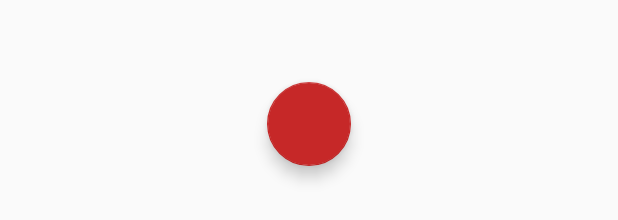
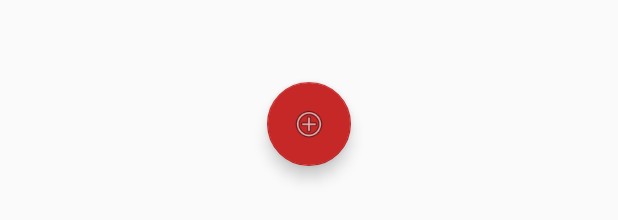
Before and after one commit to SapirRahmani/ToDoApplication, an Android app: the layout fragment_add_new_task.xml on its own in the app's theme, with its tools: preview values and no code run, on a phone screen of 412 x 824 dp. Shown: the part 928-1148 px from the top of the screen. Run offline under Robolectric (Android 15) with nearby library versions, the phone set to English and light mode, and no system bars.

Commit message:
new project

```diff
--- a/app/build.gradle
+++ b/app/build.gradle
@@ -20,6 +20,10 @@ android {
                                      "$projectDir/schemas".toString()]
             }
         }
+    }
+
+    dataBinding {
+        enabled = true
     }
 
     // used by Room, to test migrations
--- a/app/src/main/java/com/example/sapir/todoapplication/NewTaskFragment.kt
+++ b/app/src/main/java/com/example/sapir/todoapplication/NewTaskFragment.kt
@@ -17,7 +17,7 @@ class NewTaskFragment : Fragment() {
     }
 
     override fun onCreateView(inflater: LayoutInflater, container: ViewGroup?, savedInstanceState: Bundle?): View? {
-        return inflater?.inflate(R.layout.fragment_add_new_task, container, false)
+        return inflater.inflate(R.layout.fragment_add_new_task, container, false)
     }
 
 }
--- a/app/src/main/res/layout/fragment_add_new_task.xml
+++ b/app/src/main/res/layout/fragment_add_new_task.xml
@@ -1,4 +1,5 @@
 <?xml version="1.0" encoding="utf-8"?>
+
 <android.support.constraint.ConstraintLayout xmlns:android="http://schemas.android.com/apk/res/android"
                                              xmlns:app="http://schemas.android.com/apk/res-auto"
                                              android:layout_width="match_parent"
@@ -72,7 +73,6 @@
             app:layout_constraintStart_toStartOf="parent"
             android:layout_marginEnd="8dp"
             app:layout_constraintEnd_toEndOf="parent"
-            android:srcCompat="@android:drawable/ic_input_add"
     />
 
 </android.support.constraint.ConstraintLayout>
```
